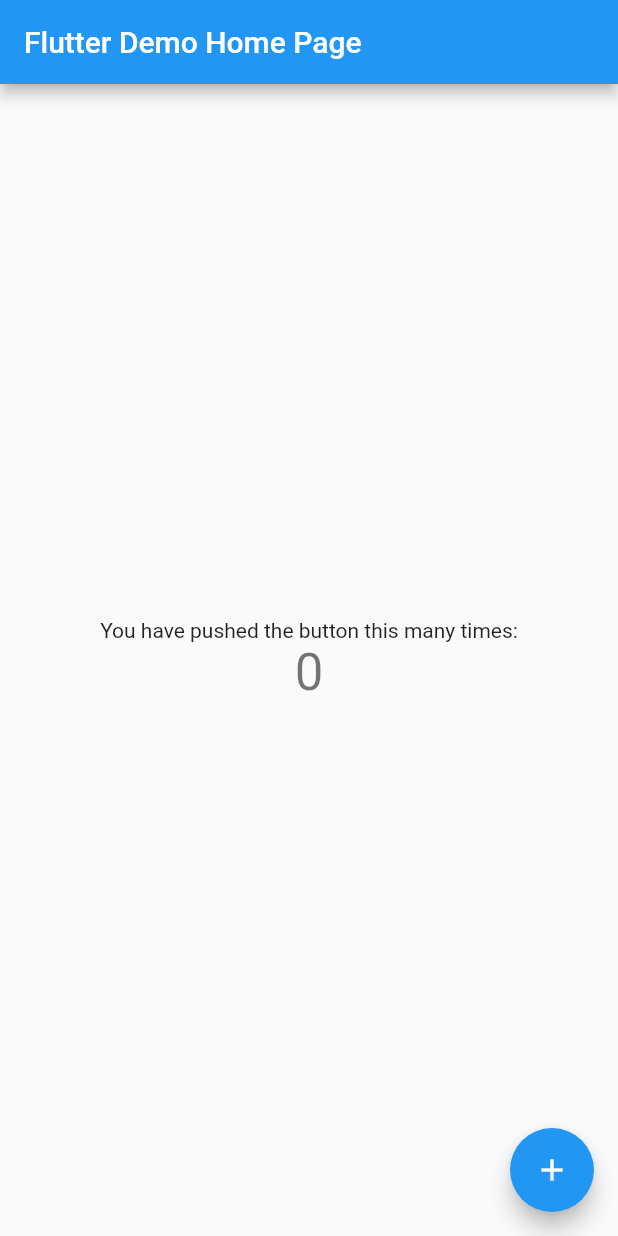
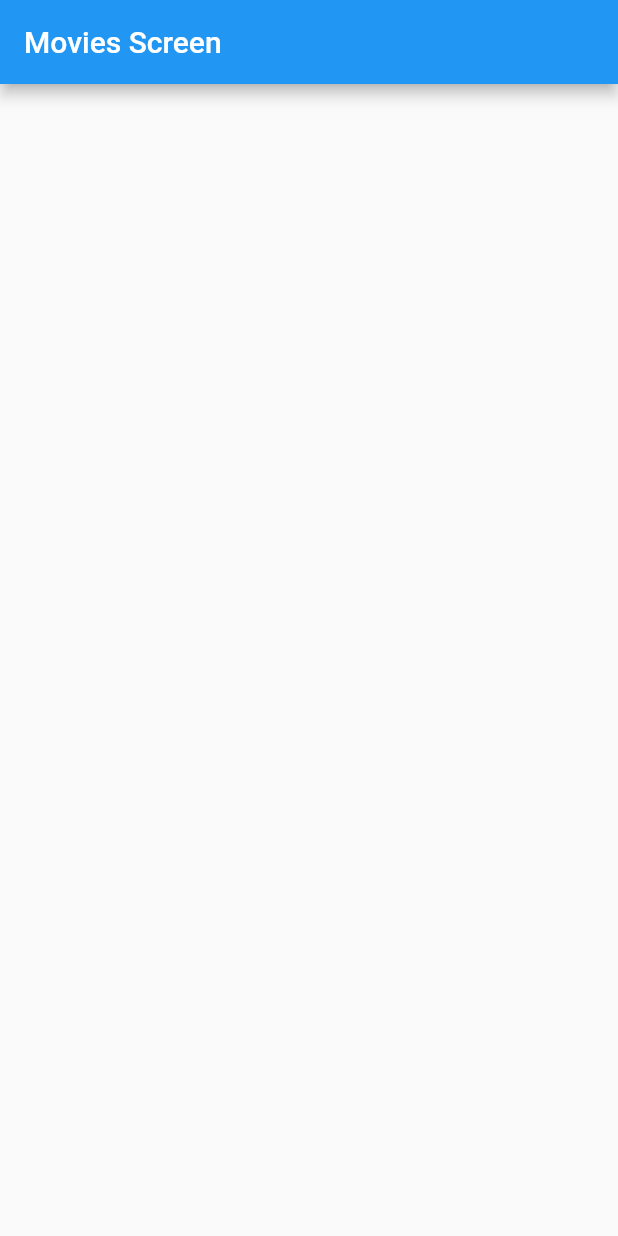
Before and after one commit to ahmedmans/movies_app, a Flutter app: the screen it shows after launch, on a phone screen of 412 x 824 dp. Run offline on Flutter 3.47's test engine with Material 2 defaults, Android fonts, the phone set to English and light mode, and no system bars; our stand-ins replace dartz, dio, equatable; missing offline and left inert: dio_http_formatter.

Commit message:
Last update

```diff
--- /dev/null
+++ b/lib/core/utils/enums.dart
@@ -0,0 +1,5 @@
+enum RequestState {
+  isLoading,
+  isLoaded,
+  isError,
+}
--- a/lib/main.dart
+++ b/lib/main.dart
@@ -1,4 +1,5 @@
 import 'package:flutter/material.dart';
+import 'package:movies_app/movies/presentation/screens/movies_screen.dart';
 
 void main() {
   runApp(const MyApp());
@@ -10,106 +11,9 @@ class MyApp extends StatelessWidget {
   // This widget is the root of your application.
   @override
   Widget build(BuildContext context) {
-    return MaterialApp(
-      title: 'Flutter Demo',
-      theme: ThemeData(
-        // This is the theme of your application.
-        //
-        // Try running your application with "flutter run". You'll see the
-        // application has a blue toolbar. Then, without quitting the app, try
-        // changing the primarySwatch below to Colors.green and then invoke
-        // "hot reload" (press "r" in the console where you ran "flutter run",
-        // or simply save your changes to "hot reload" in a Flutter IDE).
-        // Notice that the counter didn't reset back to zero; the application
-        // is not restarted.
-        primarySwatch: Colors.blue,
-      ),
-      home: const MyHomePage(title: 'Flutter Demo Home Page'),
+    return const MaterialApp(
+      title: 'Movies App',
+      home: MoviesScreen(),
     );
   }
 }
-
-class MyHomePage extends StatefulWidget {
-  const MyHomePage({super.key, required this.title});
-
-  // This widget is the home page of your application. It is stateful, meaning
-  // that it has a State object (defined below) that contains fields that affect
-  // how it looks.
-
-  // This class is the configuration for the state. It holds the values (in this
-  // case the title) provided by the parent (in this case the App widget) and
-  // used by the build method of the State. Fields in a Widget subclass are
-  // always marked "final".
-
-  final String title;
-
-  @override
-  State<MyHomePage> createState() => _MyHomePageState();
-}
-
-class _MyHomePageState extends State<MyHomePage> {
-  int _counter = 0;
-
-  void _incrementCounter() {
-    setState(() {
-      // This call to setState tells the Flutter framework that something has
-      // changed in this State, which causes it to rerun the build method below
-      // so that the display can reflect the updated values. If we changed
-      // _counter without calling setState(), then the build method would not be
-      // called again, and so nothing would appear to happen.
-      _counter++;
-    });
-  }
-
-  @override
-  Widget build(BuildContext context) {
-    // This method is rerun every time setState is called, for instance as done
-    // by the _incrementCounter method above.
-    //
-    // The Flutter framework has been optimized to make rerunning build methods
-    // fast, so that you can just rebuild anything that needs updating rather
-    // than having to individually change instances of widgets.
-    return Scaffold(
-      appBar: AppBar(
-        // Here we take the value from the MyHomePage object that was created by
-        // the App.build method, and use it to set our appbar title.
-        title: Text(widget.title),
-      ),
-      body: Center(
-        // Center is a layout widget. It takes a single child and positions it
-        // in the middle of the parent.
-        child: Column(
-          // Column is also a layout widget. It takes a list of children and
-          // arranges them vertically. By default, it sizes itself to fit its
-          // children horizontally, and tries to be as tall as its parent.
-          //
-          // Invoke "debug painting" (press "p" in the console, choose the
-          // "Toggle Debug Paint" action from the Flutter Inspector in Android
-          // Studio, or the "Toggle Debug Paint" command in Visual Studio Code)
-          // to see the wireframe for each widget.
-          //
-          // Column has various properties to control how it sizes itself and
-          // how it positions its children. Here we use mainAxisAlignment to
-          // center the children vertically; the main axis here is the vertical
-          // axis because Columns are vertical (the cross axis would be
-          // horizontal).
-          mainAxisAlignment: MainAxisAlignment.center,
-          children: <Widget>[
-            const Text(
-              'You have pushed the button this many times:',
-            ),
-            Text(
-              '$_counter',
-              style: Theme.of(context).textTheme.headline4,
-            ),
-          ],
-        ),
-      ),
-      floatingActionButton: FloatingActionButton(
-        onPressed: _incrementCounter,
-        tooltip: 'Increment',
-        child: const Icon(Icons.add),
-      ), // This trailing comma makes auto-formatting nicer for build methods.
-    );
-  }
-}
--- /dev/null
+++ b/lib/movies/presentation/screens/movies_screen.dart
@@ -0,0 +1,20 @@
+import 'package:flutter/material.dart';
+import 'package:flutter/src/widgets/container.dart';
+import 'package:flutter/src/widgets/framework.dart';
+import 'package:movies_app/movies/data/datasource/movie_remote_data_source.dart';
+import 'package:movies_app/movies/data/repository/movies_repository.dart';
+import 'package:movies_app/movies/domain/repository/base_movies_repository.dart';
+import 'package:movies_app/movies/domain/usecases/playing_now_movie_usecase.dart';
+
+class MoviesScreen extends StatelessWidget {
+  const MoviesScreen({super.key});
+
+  @override
+  Widget build(BuildContext context) {
+    return Scaffold(
+      appBar: AppBar(
+        title: const Text("Movies Screen"),
+      ),
+    );
+  }
+}
```
Also changed, not shown: lib/movies/presentation/controller/movies_event.dart (added, +14 -0 lines), lib/movies/presentation/controller/movies_state.dart (added, +22 -0 lines), lib/movies/presentation/controller/movies_bloc.dart (added).
